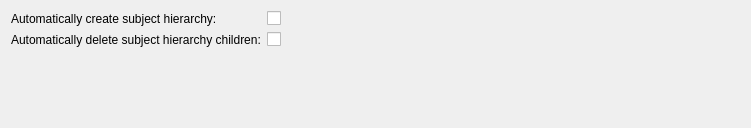
Old version of the form Modules/Loadable/SubjectHierarchy/Resources/UI/qSlicerSubjectHierarchySettingsPanel.ui in the repository Slicer/SlicerGitSVNArchive.
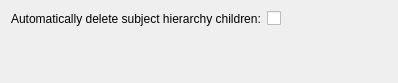
New version of the form. Custom widgets are drawn as their Qt base class.

Commit message: ENH: Created single-node subject hierarchy mechanism, updated modules to build using it

The edit to the form file:
```diff
--- a/Modules/Loadable/SubjectHierarchy/Resources/UI/qSlicerSubjectHierarchySettingsPanel.ui
+++ b/Modules/Loadable/SubjectHierarchy/Resources/UI/qSlicerSubjectHierarchySettingsPanel.ui
@@ -6,35 +6,18 @@
    <rect>
     <x>0</x>
     <y>0</y>
-    <width>751</width>
-    <height>128</height>
+    <width>398</width>
+    <height>83</height>
    </rect>
   </property>
   <property name="windowTitle">
    <string>Developer</string>
   </property>
   <layout class="QFormLayout" name="formLayout">
+   <property name="fieldGrowthPolicy">
+    <enum>QFormLayout::AllNonFixedFieldsGrow</enum>
+   </property>
    <item row="0" column="0">
-    <widget class="QLabel" name="AutoCreateSubjectHierarchyEnabledLabel">
-     <property name="text">
-      <string>Automatically create subject hierarchy:</string>
-     </property>
-     <property name="toolTip">
-      <string>Automatically create subject hierarchy for nodes added to the scene. If enabled, then the data loaded into Slicer will be organized in the Subject hierarchy module. If disabled, then the module cannot be used. Keeping it disabled might be beneficial if a huge number of nodes are loaded into the scene (>10000), or if alternative, non-core hierarchies are used.</string>
-     </property>
-    </widget>
-   </item>
-   <item row="0" column="1">
-    <widget class="QCheckBox" name="AutoCreateSubjectHierarchyEnabledCheckBox">
-     <property name="text">
-      <string/>
-     </property>
-     <property name="toolTip">
-      <string>Automatically create subject hierarchy for nodes added to the scene. If enabled, then the data loaded into Slicer will be organized in the Subject hierarchy module. If disabled, then the module cannot be used. Keeping it disabled might be beneficial if a huge number of nodes are loaded into the scene (>10000), or if alternative, non-core hierarchies are used.</string>
-     </property>
-    </widget>
-   </item>
-   <item row="1" column="0">
     <widget class="QLabel" name="AutoDeleteSubjectHierarchyChildrenEnabledLabel">
      <property name="text">
       <string>Automatically delete subject hierarchy children:</string>
@@ -44,7 +27,7 @@
      </property>
     </widget>
    </item>
-   <item row="1" column="1">
+   <item row="0" column="1">
     <widget class="QCheckBox" name="AutoDeleteSubjectHierarchyChildrenEnabledCheckBox">
      <property name="text">
       <string/>
```
Left out of the diff: 12 changed lines with no effect on the pictures. The commit also changes 87 other files.
